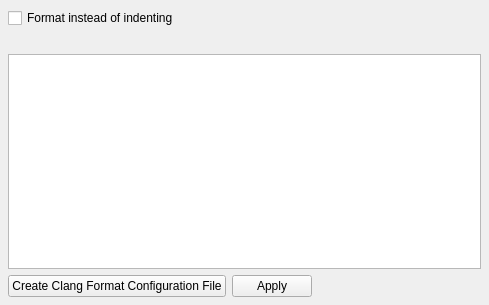
qt-creator/qt-creator, file src/plugins/clangformat/clangformatconfigwidget.ui: the form before one commit.
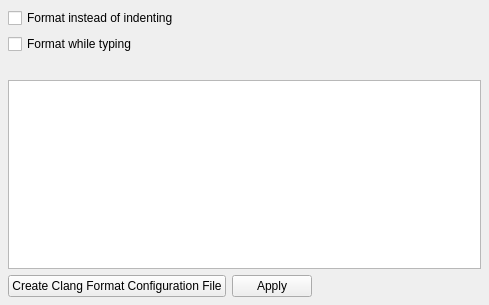
The form after the commit.

Commit message:
ClangFormat: Format more code while typing
With the extra option "Format while typing" checked try to format
text before the current position without breaking the current input.
To accomplish that we make proper choices which replacements to apply.

The advantage of this change is to decrease the need to manually
format code which is just written.

Some minor bugs are fixed during the testing of this change.

```diff
--- a/src/plugins/clangformat/clangformatconfigwidget.ui
+++ b/src/plugins/clangformat/clangformatconfigwidget.ui
@@ -33,6 +33,13 @@
      </property>
     </widget>
    </item>
+   <item>
+    <widget class="QCheckBox" name="formatWhileTyping">
+     <property name="text">
+      <string>Format while typing</string>
+     </property>
+    </widget>
+   </item>
    <item>
     <widget class="QLabel" name="projectHasClangFormat">
      <property name="text">
```
The commit also changes 10 other files.
